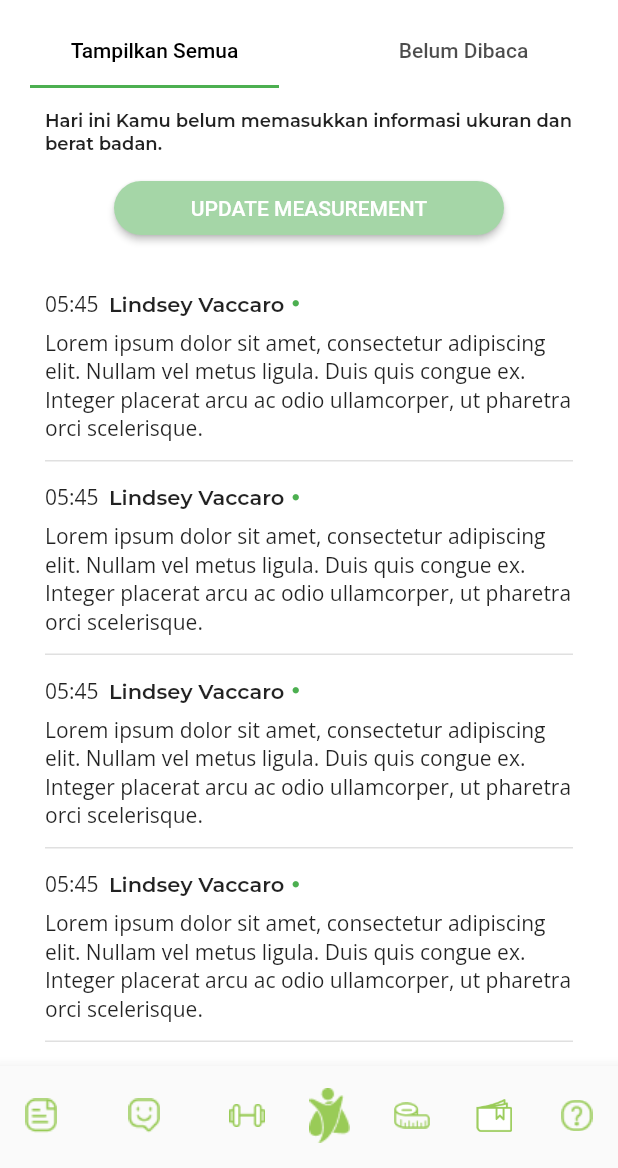
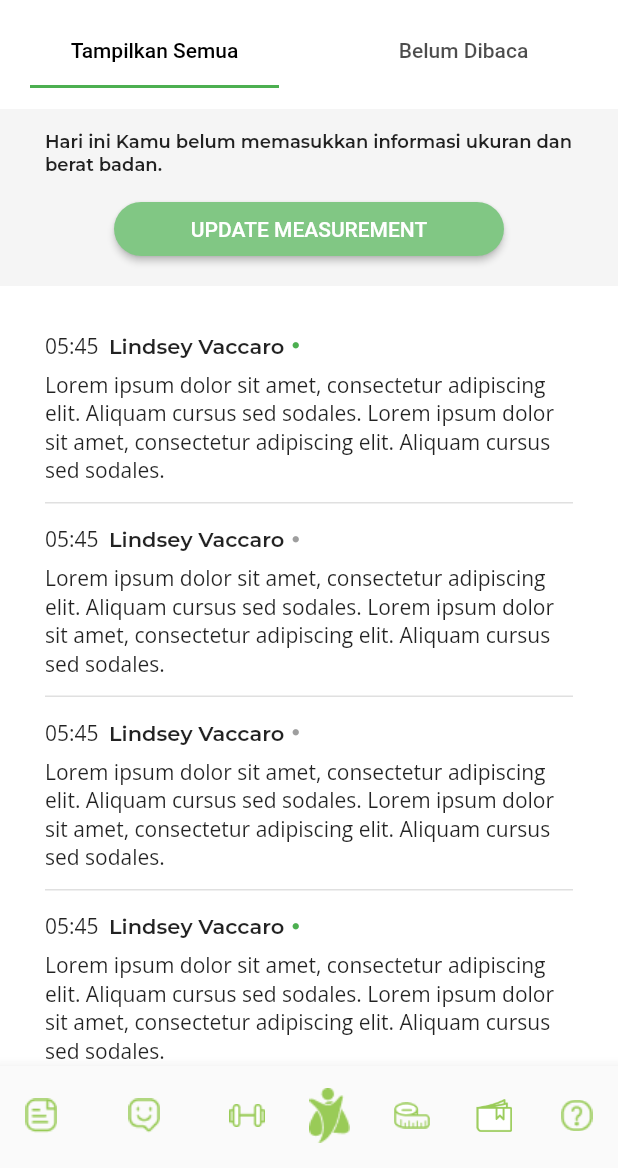
Before and after one commit to NamkuGavin/bst_flutter, a Flutter app: the screen it shows after launch, item 2 of the bottom bar chosen, on a phone screen of 412 x 824 dp, the part 68-1236 px from its top. Run offline on Flutter 3.47's test engine with Material 2 defaults, Android fonts, the phone set to English and light mode, and no system bars; our stand-ins replace google_fonts.

Commit message:
fix: [SA] notif model

```diff
--- /dev/null
+++ b/lib/model/NotifModel.dart
@@ -0,0 +1,44 @@
+class NotifModel {
+  String name;
+  String time;
+  String desc;
+  bool status;
+  int type;
+
+  NotifModel(this.name, this.time, this.desc, this.status, this.type);
+
+  String get getName{
+    return name;
+  }
+  String get getTime{
+    return time;
+  }
+  String get getdesc{
+    return desc;
+  }
+  bool get getStatus{
+    return status;
+  }
+  int get getType{
+    return type;
+  }
+
+
+  // set setName(String name){
+  //   this.name = name;
+  // }
+  // set setTime(String time){
+  //   this.time = time;
+  // }
+  // set setDesc(String desc){
+  //   this.desc = desc;
+  // }
+  // set setStatus(bool status){
+  //   this.status = status;
+  // }
+  // set setType(int type){
+  //   this.type = type;
+  // }
+
+
+}
--- a/lib/view/fragment/AllNotifications.dart
+++ b/lib/view/fragment/AllNotifications.dart
@@ -1,10 +1,8 @@
+import 'package:bst/model/NotifModel.dart';
 import 'package:flutter/material.dart';
 import 'package:google_fonts/google_fonts.dart';
 
 import '../../widgets/NotifItems.dart';
-
-
-
 
 class AllNotifications extends StatefulWidget {
   const AllNotifications({Key? key}) : super(key: key);
@@ -14,21 +12,57 @@ class AllNotifications extends StatefulWidget {
 }
 
 class _AllNotificationsState extends State<AllNotifications> {
-
+  List<NotifModel> items = [
+    NotifModel(
+        'Lindsey Vaccaro',
+        '05:45',
+        'Lorem ipsum dolor sit amet, consectetur adipiscing elit. Aliquam cursus sed sodales. Lorem ipsum dolor sit amet, consectetur adipiscing elit. Aliquam cursus sed sodales.',
+        true,
+        1),
+    NotifModel(
+        'Lindsey Vaccaro',
+        '05:45',
+        'Lorem ipsum dolor sit amet, consectetur adipiscing elit. Aliquam cursus sed sodales. Lorem ipsum dolor sit amet, consectetur adipiscing elit. Aliquam cursus sed sodales.',
+        false,
+        1),
+    NotifModel(
+        'Lindsey Vaccaro',
+        '05:45',
+        'Lorem ipsum dolor sit amet, consectetur adipiscing elit. Aliquam cursus sed sodales. Lorem ipsum dolor sit amet, consectetur adipiscing elit. Aliquam cursus sed sodales.',
+        false,
+        0),
+    NotifModel(
+        'Lindsey Vaccaro',
+        '05:45',
+        'Lorem ipsum dolor sit amet, consectetur adipiscing elit. Aliquam cursus sed sodales. Lorem ipsum dolor sit amet, consectetur adipiscing elit. Aliquam cursus sed sodales.',
+        true,
+        0),
+    NotifModel(
+        'Lindsey Vaccaro',
+        '05:45',
+        'Lorem ipsum dolor sit amet, consectetur adipiscing elit. Aliquam cursus sed sodales. Lorem ipsum dolor sit amet, consectetur adipiscing elit. Aliquam cursus sed sodales.',
+        false,
+        1),
+    NotifModel(
+        'Lindsey Vaccaro',
+        '05:45',
+        'Lorem ipsum dolor sit amet, consectetur adipiscing elit. Aliquam cursus sed sodales. Lorem ipsum dolor sit amet, consectetur adipiscing elit. Aliquam cursus sed sodales.',
+        false,
+        0)
+  ];
 
   @override
   Widget build(BuildContext context) {
     return Container(
       color: Colors.white,
-      child: SingleChildScrollView(
       child: Column(
         children: [
           SizedBox(
             height: 14,
           ),
           Container(
-              color: Color(0xF6F6F6),
-              padding: EdgeInsets.symmetric(horizontal: 30),
+            color: Colors.grey.shade100,
+            padding: EdgeInsets.symmetric(horizontal: 30, vertical: 14),
             child: Column(
               children: [
                 Text(
@@ -48,7 +82,7 @@ class _AllNotificationsState extends State<AllNotifications> {
                       style: TextStyle(fontSize: 14),
                     ),
                     style: ElevatedButton.styleFrom(
-                          primary: Colors.green.shade200,
+                        primary: Colors.green.shade300,
                         shape: RoundedRectangleBorder(
                             borderRadius: BorderRadius.circular(100))),
                   ),
@@ -59,13 +93,14 @@ class _AllNotificationsState extends State<AllNotifications> {
           SizedBox(
             height: 16,
           ),
-            NotifItems(name: '', time: '', desc: '',),
-            NotifItems(name: '', time: '', desc: '',),
-            NotifItems(name: '', time: '', desc: '',),
-            NotifItems(name: '', time: '', desc: '',),
-            NotifItems(name: '', time: '', desc: '',)
+          Expanded(
+            child: ListView.builder(
+                itemCount: items.length,
+                itemBuilder: (context, index) {
+                  return NotifItems(model: items[index]);
+                }),
+          )
         ],
-        ),
       ),
     );
   }
--- a/lib/view/fragment/UnreadNotifications.dart
+++ b/lib/view/fragment/UnreadNotifications.dart
@@ -1,6 +1,7 @@
 import 'package:flutter/material.dart';
 import 'package:google_fonts/google_fonts.dart';
 
+import '../../model/NotifModel.dart';
 import '../../widgets/NotifItems.dart';
 
 class UnreadNotifications extends StatefulWidget {
@@ -11,11 +12,18 @@ class UnreadNotifications extends StatefulWidget {
 }
 
 class _UnreadNotificationsState extends State<UnreadNotifications> {
+  List<NotifModel> items = [
+    NotifModel('Lindsey Vaccaro', '05:45', 'Lorem ipsum dolor sit amet, consectetur adipiscing elit. Aliquam cursus sed sodales. Lorem ipsum dolor sit amet, consectetur adipiscing elit. Aliquam cursus sed sodales.', false, 1),
+    NotifModel('Lindsey Vaccaro', '05:45', 'Lorem ipsum dolor sit amet, consectetur adipiscing elit. Aliquam cursus sed sodales. Lorem ipsum dolor sit amet, consectetur adipiscing elit. Aliquam cursus sed sodales.', true, 0),
+    NotifModel('Lindsey Vaccaro', '05:45', 'Lorem ipsum dolor sit amet, consectetur adipiscing elit. Aliquam cursus sed sodales. Lorem ipsum dolor sit amet, consectetur adipiscing elit. Aliquam cursus sed sodales.', false, 1),
+    NotifModel('Lindsey Vaccaro', '05:45', 'Lorem ipsum dolor sit amet, consectetur adipiscing elit. Aliquam cursus sed sodales. Lorem ipsum dolor sit amet, consectetur adipiscing elit. Aliquam cursus sed sodales.', false, 0),
+    NotifModel('Lindsey Vaccaro', '05:45', 'Lorem ipsum dolor sit amet, consectetur adipiscing elit. Aliquam cursus sed sodales. Lorem ipsum dolor sit amet, consectetur adipiscing elit. Aliquam cursus sed sodales.', true, 1),
+    NotifModel('Lindsey Vaccaro', '05:45', 'Lorem ipsum dolor sit amet, consectetur adipiscing elit. Aliquam cursus sed sodales. Lorem ipsum dolor sit amet, consectetur adipiscing elit. Aliquam cursus sed sodales.', false, 0)
+  ];
   @override
   Widget build(BuildContext context) {
     return Container(
       color: Colors.white,
-      child: SingleChildScrollView(
       child: Column(
         children: [
           SizedBox(
@@ -43,7 +51,7 @@ class _UnreadNotificationsState extends State<UnreadNotifications> {
                       style: TextStyle(fontSize: 14),
                     ),
                     style: ElevatedButton.styleFrom(
-                          primary: Colors.green.shade200,
+                        primary: Colors.green.shade300,
                         shape: RoundedRectangleBorder(
                             borderRadius: BorderRadius.circular(100))),
                   ),
@@ -54,13 +62,14 @@ class _UnreadNotificationsState extends State<UnreadNotifications> {
           SizedBox(
             height: 16,
           ),
-            NotifItems(name: '', time: '', desc: '',),
-            NotifItems(name: '', time: '', desc: '',),
-            NotifItems(name: '', time: '', desc: '',),
-            NotifItems(name: '', time: '', desc: '',),
-            NotifItems(name: '', time: '', desc: '',)
+          Expanded(
+            child: ListView.builder(
+                itemCount: items.length,
+                itemBuilder: (context, index) {
+                  return NotifItems(model: items[index],);
+                } ),
+          )
         ],
-        ),
       ),
     );
   }
--- a/lib/widgets/NotifItems.dart
+++ b/lib/widgets/NotifItems.dart
@@ -1,16 +1,26 @@
+import 'package:bst/model/NotifModel.dart';
 import 'package:flutter/material.dart';
 import 'package:google_fonts/google_fonts.dart';
 
 class NotifItems extends StatelessWidget {
-  final String name;
-  final String time;
-  final String desc;
+  final NotifModel model;
 
-  const NotifItems({Key? key, required this.name, required this.time, required this.desc}) : super(key: key);
+  const NotifItems({Key? key, required this.model}) : super(key: key);
 
   @override
   Widget build(BuildContext context) {
-    return  Container(
+    return GestureDetector(
+      onTap: () {
+        switch (model.getType) {
+          case 0:
+            print('kasdsdwqr');
+            break;
+          case 1:
+            print('1');
+            break;
+        }
+      },
+      child: Container(
         margin: EdgeInsets.only(top: 14),
         padding: EdgeInsets.symmetric(horizontal: 30),
         child: Column(
@@ -19,14 +29,14 @@ class NotifItems extends StatelessWidget {
               crossAxisAlignment: CrossAxisAlignment.center,
               children: [
                 Text(
-                '05:45',
+                  model.getTime,
                   style: GoogleFonts.openSans(fontWeight: FontWeight.w400),
                 ),
                 SizedBox(
                   width: 7,
                 ),
                 Text(
-                'Lindsey Vaccaro',
+                  model.getName,
                   style: GoogleFonts.montserrat(
                     fontWeight: FontWeight.w600,
                   ),
@@ -37,7 +47,7 @@ class NotifItems extends StatelessWidget {
                 Icon(
                   Icons.circle,
                   size: 5,
-                color: Colors.green,
+                  color: model.getStatus ? Colors.green : Colors.grey,
                 ),
               ],
             ),
@@ -45,12 +55,18 @@ class NotifItems extends StatelessWidget {
               height: 7,
             ),
             Text(
-            'Lorem ipsum dolor sit amet, consectetur adipiscing elit. Nullam vel metus ligula. Duis quis congue ex. Integer placerat arcu ac odio ullamcorper, ut pharetra orci scelerisque.',
+              model.getdesc,
               style: GoogleFonts.openSans(fontWeight: FontWeight.w400),
             ),
-          SizedBox(height: 12,),
-          Divider(height: 1, thickness: 1,)
+            SizedBox(
+              height: 12,
+            ),
+            Divider(
+              height: 1,
+              thickness: 1,
+            )
           ],
+        ),
       ),
     );
   }
```
Lines whose indentation alone changed are shown as unchanged.
